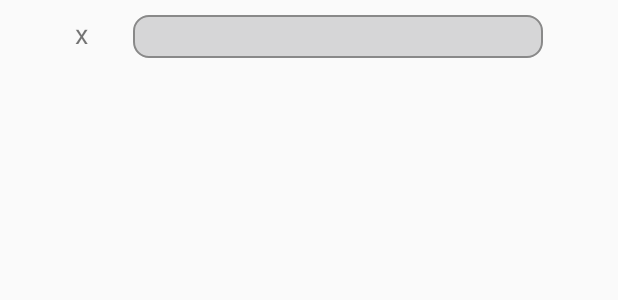
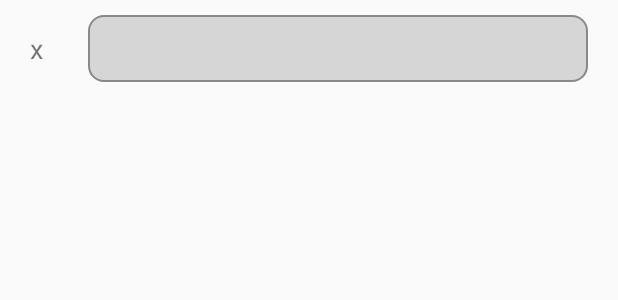
Before and after one commit to neharanadee/American_Express_Sponsored_Hack, an Android app: the layout row_activity.xml on its own in the app's theme, with its tools: preview values and no code run, on a phone screen of 412 x 824 dp. Shown: the top 300 px of the screen. Run offline under Robolectric (Android 15) with nearby library versions, the phone set to English and light mode, and no system bars.

Commit message:
Small design change to the way the row will look

```diff
--- a/app/src/main/res/layout/row_activity.xml
+++ b/app/src/main/res/layout/row_activity.xml
@@ -8,8 +8,8 @@
         android:id="@+id/textNumberActivity"
         android:layout_width="wrap_content"
         android:layout_height="wrap_content"
-        android:layout_marginTop="10dp"
-        android:layout_marginStart="50dp"
+        android:layout_marginTop="20dp"
+        android:layout_marginStart="20dp"
         android:layout_marginEnd="50dp"
         android:text="x"
         android:textSize="18sp" />
@@ -23,7 +23,7 @@
         android:layout_marginStart="-20dp"
         android:layout_marginLeft="50dp"
         android:layout_marginTop="10dp"
-        android:layout_marginEnd="50dp"
+        android:layout_marginEnd="20dp"
         android:layout_marginRight="9dp"
         android:layout_toEndOf="@+id/textNumberActivity"
         android:layout_toRightOf="@+id/textNumberActivity"
@@ -33,7 +33,7 @@
         android:focusable="true"
         android:fontFamily="sans-serif-light"
         android:inputType="textPersonName"
-        android:padding="2dp"
+        android:padding="10dp"
         android:textColor="#0B0A0A"
         android:textSize="18sp" />
 
@@ -41,7 +41,7 @@
     <TextView
         android:layout_width="wrap_content"
         android:layout_height="wrap_content"
-        android:layout_marginTop="25dp"
+        android:layout_marginTop="45dp"
         android:layout_marginStart="10dp"
         android:layout_marginEnd="50dp"
         android:textSize="18sp"
```
Also changed, not shown: app/src/main/res/layout/activity_main.xml (+1 -8 lines).
